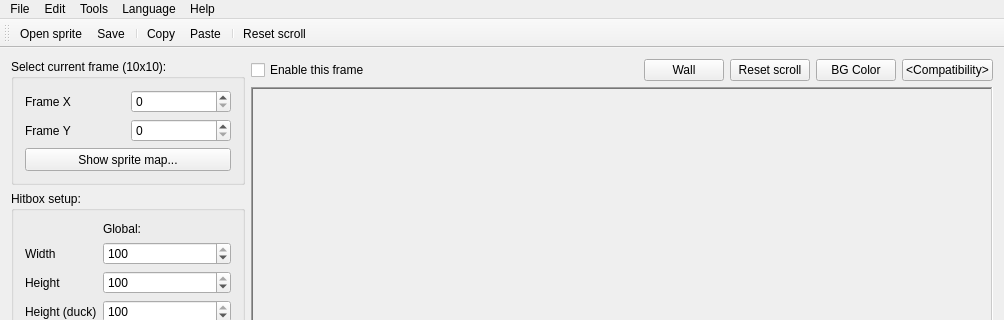
Above: PlayableCalibrator/calibration_main.ui from WohlSoft/Moondust-Project before the change; both pictures show x 0 to 1004 and y 0 to 320 of the 1004 by 880 pixel window. Below: the same form after it.
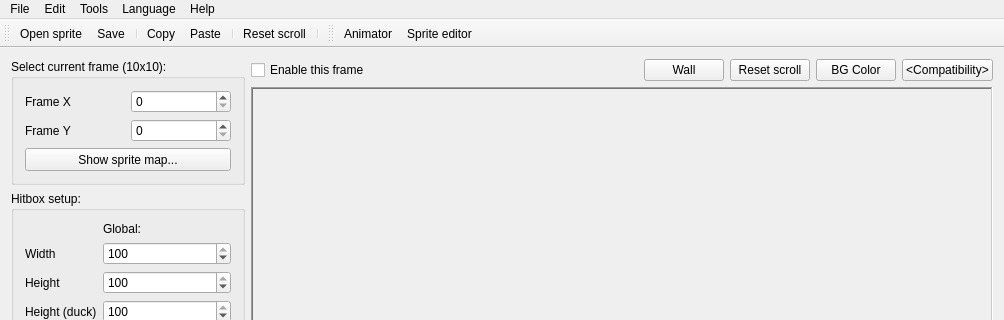
That is the form after the change. Icons and pictures are not drawn. Custom widgets are drawn as their Qt base class.

Commit message: Calibrator: Implemented some basic image editing tools

Diff of the .ui file:
```diff
--- a/PlayableCalibrator/calibration_main.ui
+++ b/PlayableCalibrator/calibration_main.ui
@@ -591,6 +591,23 @@
    <addaction name="actionPaste_settings"/>
    <addaction name="separator"/>
    <addaction name="actionResetScroll"/>
+   <addaction name="separator"/>
+  </widget>
+  <widget class="QToolBar" name="toolsBar">
+   <property name="windowTitle">
+    <string>toolBar</string>
+   </property>
+   <property name="toolButtonStyle">
+    <enum>Qt::ToolButtonTextBesideIcon</enum>
+   </property>
+   <attribute name="toolBarArea">
+    <enum>TopToolBarArea</enum>
+   </attribute>
+   <attribute name="toolBarBreak">
+    <bool>false</bool>
+   </attribute>
+   <addaction name="actionAnimator"/>
+   <addaction name="actionSpriteEditor"/>
   </widget>
   <action name="actionOpen">
    <property name="icon">
```
Left out of the diff: 15 changed lines with no effect on the pictures. The commit also changes 16 other files.
